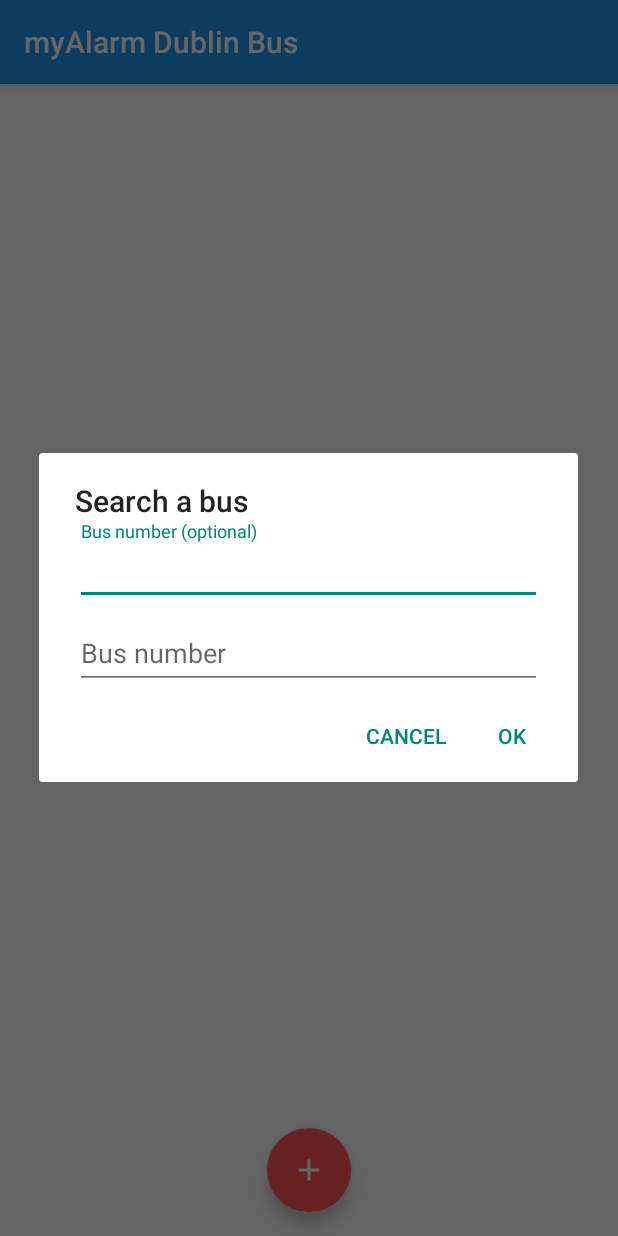
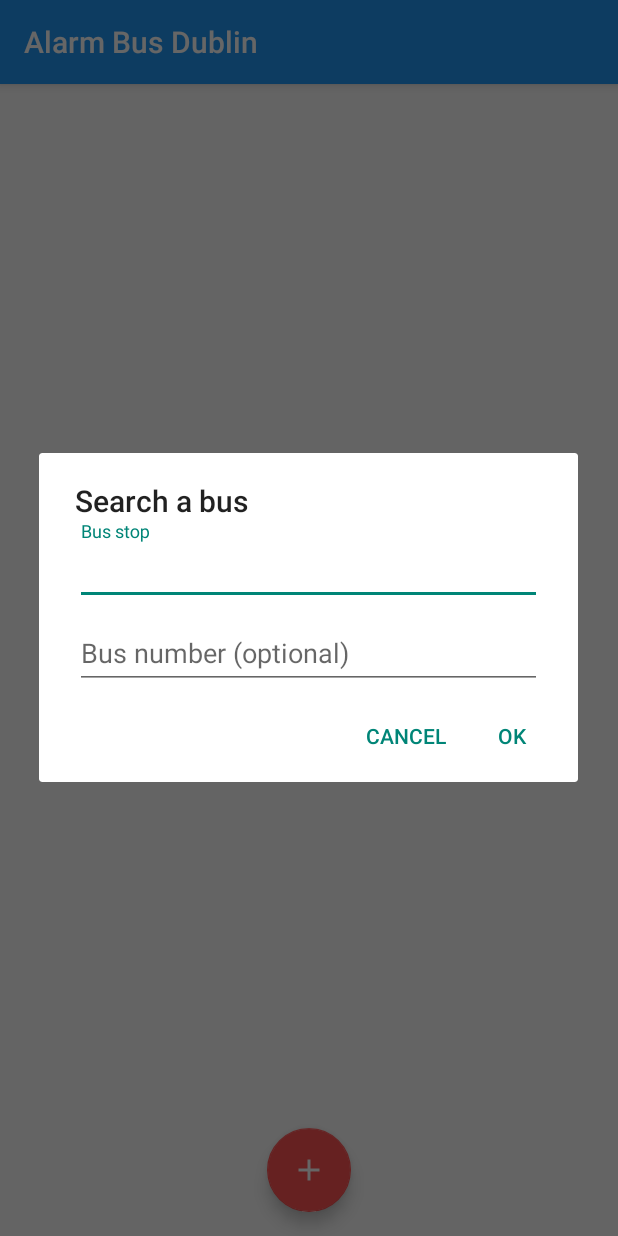
Before and after one commit to victoraldir/DublinBusAlarm, an Android app: the screen it shows after launch (MainActivity), after a tap on an icon or button, on a phone screen of 412 x 824 dp. Run offline under Robolectric (Android 15) with nearby library versions, the phone set to English and light mode, and no system bars; libraries missing offline, so code that uses them is left out: com.bignerdranch.expandablerecyclerview; 5 statements that could not run were skipped.

Commit message:
new features

```diff
--- a/app/src/main/res/layout/customdialogform.xml
+++ b/app/src/main/res/layout/customdialogform.xml
@@ -9,7 +9,7 @@
         android:id="@+id/busStopdWrapper"
         android:layout_width="match_parent"
         android:layout_height="wrap_content"
-        android:hint="Bus number (optional)">
+        android:hint="Bus stop">
 
         <EditText
             android:id="@+id/editTextBusStop"
@@ -28,7 +28,7 @@
         android:id="@+id/busNumberWrapper"
         android:layout_width="match_parent"
         android:layout_height="wrap_content"
-        android:hint="Bus number">
+        android:hint="Bus number (optional)">
 
         <EditText
             android:id="@+id/editTextBusNumber"
--- a/app/src/main/res/values/strings.xml
+++ b/app/src/main/res/values/strings.xml
@@ -1,5 +1,5 @@
 <resources>
-    <string name="app_name">myAlarm Dublin Bus</string>
+    <string name="app_name">Alarm Bus Dublin</string>
     <string name="action_settings">Settings</string>
-    <string name="title_activity_live_painel">LivePainelActivity</string>
+    <string name="title_activity_live_painel">Alarm Bus Dublin</string>
 </resources>
--- /dev/null
+++ b/app/src/main/res/xml/app_tracker.xml
@@ -0,0 +1,16 @@
+<?xml version="1.0" encoding="utf-8"?>
+<resources>
+    <!-- End current session if app sleeps for a period of time -->
+    <integer name="ga_sessionTimeout">300</integer>
+
+    <!-- Enable automatic Activity measurement -->
+    <bool name="ga_autoActivityTracking">true</bool>
+
+    <!--  The property id associated with this analytics tracker -->
+    <string name="ga_trackingId">UA-72796988-1</string>
+
+    <!--
+      See Project Structure -> Analytics -> Google Analytics -> Learn More
+      to learn more about configuring this file.
+    -->
+</resources>
```
Also changed, not shown: app/src/main/res/drawable/alarm_empty.png, app/src/main/res/mipmap-hdpi/ic_launcher.png, app/src/main/res/mipmap-mdpi/ic_launcher.png, app/src/main/res/mipmap-xhdpi/ic_launcher.png, app/src/main/res/mipmap-xxhdpi/ic_launcher.png, app/src/main/res/mipmap-xxxhdpi/ic_launcher.png.
